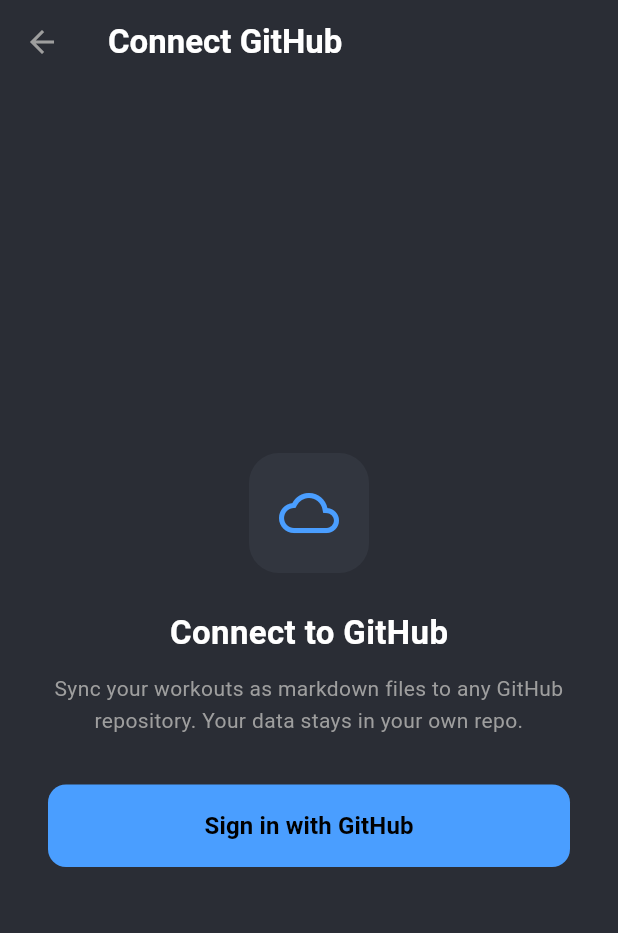
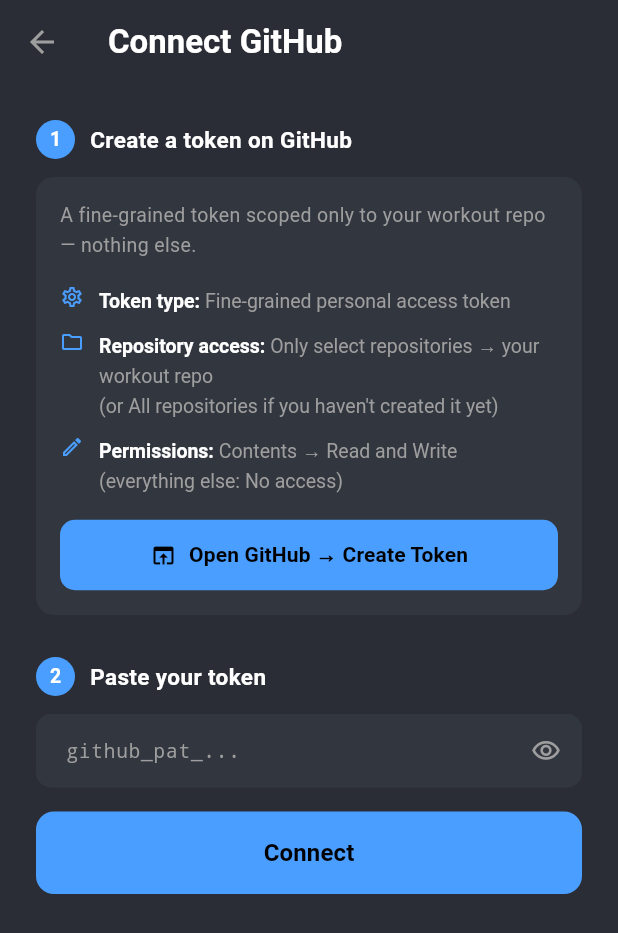
Before and after one commit to Aneesh02/gains-workout-tracker-app, a Flutter app: the GitHubConnectScreen screen opened directly, on a phone screen of 412 x 824 dp. Shown: the top 933 px of the screen. Run offline on Flutter 3.47's test engine with Material 3 defaults, Android fonts, the phone set to English and light mode, and no system bars; our stand-ins replace audioplayers, fl_chart, flutter_secure_storage, hive_flutter, share_plus; accounts and stored records are empty.

Commit message:
Replace OAuth Device Flow with fine-grained PAT flow

```diff
--- a/lib/screens/github_connect_screen.dart
+++ b/lib/screens/github_connect_screen.dart
@@ -1,6 +1,4 @@
-import 'dart:async';
 import 'package:flutter/material.dart';
-import 'package:flutter/services.dart';
 import 'package:provider/provider.dart';
 import 'package:url_launcher/url_launcher.dart';
 import '../providers/workout_provider.dart';
@@ -8,7 +6,7 @@
 import '../services/github_sync_service.dart';
 import '../theme/app_theme.dart';
 
-enum _Step { idle, requesting, polling, pickRepo, creating }
+enum _Step { idle, pickRepo, creating }
 
 class GitHubConnectScreen extends StatefulWidget {
   const GitHubConnectScreen({super.key});
@@ -22,14 +20,12 @@
   final _syncSvc = GitHubSyncService();
 
   _Step _step = _Step.idle;
-  String _error = '';
 
-  // Device flow
-  DeviceFlowStart? _flow;
-  Timer? _pollTimer;
-  Timer? _countdownTimer;
-  int _pollInterval = 5;
-  int _remaining = 900;
+  // Token input
+  final _tokenCtrl = TextEditingController();
+  bool _obscure = true;
+  bool _validating = false;
+  String _tokenError = '';
 
   // Auth result
   String _token = '';
@@ -49,92 +45,45 @@
 
   @override
   void dispose() {
-    _pollTimer?.cancel();
-    _countdownTimer?.cancel();
+    _tokenCtrl.dispose();
     _searchCtrl.dispose();
     _repoNameCtrl.dispose();
     super.dispose();
   }
 
-  Future<void> _startAuth() async {
+  Future<void> _connect() async {
+    final token = _tokenCtrl.text.trim();
+    if (token.isEmpty) {
+      setState(() => _tokenError = 'Paste your token here');
+      return;
+    }
     setState(() {
-      _step = _Step.requesting;
-      _error = '';
+      _validating = true;
+      _tokenError = '';
     });
-    try {
-      final flow = await _authSvc.startDeviceFlow();
-      _flow = flow;
-      _pollInterval = flow.interval;
-      _remaining = flow.expiresIn;
-      setState(() => _step = _Step.polling);
-      _startPolling();
-      _startCountdown();
-    } catch (e) {
+
+    final username = await _authSvc.validateToken(token);
+    if (!mounted) return;
+
+    if (username == null) {
       setState(() {
-        _step = _Step.idle;
-        _error = e.toString().replaceFirst('Exception: ', '');
+        _validating = false;
+        _tokenError = 'Invalid token — check it and try again';
       });
-    }
+      return;
     }
 
-  void _startPolling() {
-    _pollTimer?.cancel();
-    _pollTimer =
-        Timer.periodic(Duration(seconds: _pollInterval), (_) async {
-      if (_flow == null) return;
-      final result = await _authSvc.pollForToken(
-        deviceCode: _flow!.deviceCode,
-        interval: _pollInterval,
-      );
-      if (!mounted) return;
+    _token = token;
+    _username = username;
+    await _syncSvc.savePat(token);
 
-      switch (result) {
-        case DeviceFlowPending():
-          break;
-        case DeviceFlowSlowDown(:final newInterval):
-          _pollInterval = newInterval;
-          _startPolling();
-        case DeviceFlowSuccess(:final accessToken):
-          _pollTimer?.cancel();
-          _countdownTimer?.cancel();
-          _token = accessToken;
-          await _syncSvc.savePat(_token);
-          unawaited(_loadRepos());
-        case DeviceFlowFailed(:final error):
-          _pollTimer?.cancel();
-          _countdownTimer?.cancel();
     setState(() {
-            _step = _Step.idle;
-            _error = error;
-          });
-      }
-    });
-  }
-
-  void _startCountdown() {
-    _countdownTimer?.cancel();
-    _countdownTimer = Timer.periodic(const Duration(seconds: 1), (_) {
-      if (!mounted) return;
-      setState(() {
-        _remaining--;
-        if (_remaining <= 0) {
-          _countdownTimer?.cancel();
-          _pollTimer?.cancel();
-          _step = _Step.idle;
-          _error = 'Code expired. Please try again.';
-        }
-      });
-    });
-  }
-
-  Future<void> _loadRepos() async {
-    setState(() {
+      _validating = false;
       _loadingRepos = true;
       _step = _Step.pickRepo;
     });
-    final username = await _authSvc.getUsername(_token);
-    if (username != null) _username = username;
-    final repos = await _authSvc.listRepos(_token);
+
+    final repos = await _authSvc.listRepos(token);
     if (mounted) setState(() {
       _repos = repos;
       _loadingRepos = false;
@@ -170,12 +119,10 @@
       );
       if (mounted) _selectRepo(repo);
     } catch (e) {
-      if (mounted) {
-        setState(() {
+      if (mounted) setState(() {
         _creating = false;
         _createError = e.toString().replaceFirst('Exception: ', '');
       });
-      }
     }
   }
 
@@ -210,208 +157,181 @@
             : null,
       ),
       body: switch (_step) {
-        _Step.idle || _Step.requesting => _buildIdleBody(),
-        _Step.polling => _buildPollingBody(),
+        _Step.idle => _buildIdle(),
         _Step.pickRepo => _buildRepoPicker(),
         _Step.creating => _buildCreateRepo(),
       },
     );
   }
 
-  Widget _buildIdleBody() {
-    return Center(
-      child: Padding(
-        padding: const EdgeInsets.all(32),
-        child: Column(
-          mainAxisSize: MainAxisSize.min,
+  Widget _buildIdle() {
+    return ListView(
+      padding: const EdgeInsets.all(24),
       children: [
+        // ── Step 1: create token ──────────────────────────────────────
+        _stepHeader('1', 'Create a token on GitHub'),
+        const SizedBox(height: 12),
         Container(
-              width: 80,
-              height: 80,
+          padding: const EdgeInsets.all(16),
           decoration: BoxDecoration(
             color: AppColors.surface,
-                borderRadius: BorderRadius.circular(20),
+            borderRadius: BorderRadius.circular(12),
           ),
-              child: const Icon(Icons.cloud_outlined,
-                  color: AppColors.blue, size: 40),
+          child: Column(
+            crossAxisAlignment: CrossAxisAlignment.start,
+            children: [
+              const Text(
+                'A fine-grained token scoped only to your workout repo — nothing else.',
+                style: TextStyle(color: AppColors.textSecondary, fontSize: 13, height: 1.5),
               ),
-            const SizedBox(height: 24),
-            const Text('Connect to GitHub',
-                style: TextStyle(
-                    color: AppColors.textPrimary,
-                    fontSize: 22,
-                    fontWeight: FontWeight.bold)),
-            const SizedBox(height: 12),
-            const Text(
-              'Sync your workouts as markdown files to any GitHub repository. Your data stays in your own repo.',
-              style: TextStyle(
-                  color: AppColors.textSecondary, fontSize: 14, height: 1.5),
-              textAlign: TextAlign.center,
+              const SizedBox(height: 16),
+              _instruction(Icons.settings_outlined, 'Token type', 'Fine-grained personal access token'),
+              const SizedBox(height: 10),
+              _instruction(Icons.folder_outlined, 'Repository access', 'Only select repositories → your workout repo\n(or All repositories if you haven\'t created it yet)'),
+              const SizedBox(height: 10),
+              _instruction(Icons.edit_outlined, 'Permissions', 'Contents → Read and Write\n(everything else: No access)'),
+              const SizedBox(height: 16),
+              SizedBox(
+                width: double.infinity,
+                child: FilledButton.icon(
+                  onPressed: () async {
+                    final uri = Uri.parse(GitHubAuthService.patCreateUrl);
+                    if (await canLaunchUrl(uri)) {
+                      await launchUrl(uri, mode: LaunchMode.externalApplication);
+                    }
+                  },
+                  style: FilledButton.styleFrom(
+                    backgroundColor: AppColors.blue,
+                    padding: const EdgeInsets.symmetric(vertical: 13),
+                    shape: RoundedRectangleBorder(
+                        borderRadius: BorderRadius.circular(10)),
                   ),
-            if (_error.isNotEmpty) ...[
-              const SizedBox(height: 16),
-              Container(
-                padding: const EdgeInsets.all(12),
-                decoration: BoxDecoration(
-                  color: AppColors.red.withOpacity(0.1),
-                  borderRadius: BorderRadius.circular(8),
+                  icon: const Icon(Icons.open_in_browser, size: 18),
+                  label: const Text('Open GitHub → Create Token',
+                      style: TextStyle(fontSize: 14, fontWeight: FontWeight.bold)),
                 ),
-                child: Text(_error,
-                    style: const TextStyle(color: AppColors.red, fontSize: 13),
-                    textAlign: TextAlign.center),
               ),
             ],
-            const SizedBox(height: 32),
+          ),
+        ),
+
+        const SizedBox(height: 28),
+
+        // ── Step 2: paste token ───────────────────────────────────────
+        _stepHeader('2', 'Paste your token'),
+        const SizedBox(height: 12),
+        TextField(
+          controller: _tokenCtrl,
+          obscureText: _obscure,
+          style: const TextStyle(
+              color: AppColors.textPrimary, fontSize: 14, fontFamily: 'monospace'),
+          decoration: InputDecoration(
+            hintText: 'github_pat_...',
+            hintStyle: const TextStyle(color: AppColors.textSecondary, fontSize: 13),
+            filled: true,
+            fillColor: AppColors.surface,
+            contentPadding:
+                const EdgeInsets.symmetric(horizontal: 16, vertical: 14),
+            border: OutlineInputBorder(
+              borderRadius: BorderRadius.circular(10),
+              borderSide: BorderSide.none,
+            ),
+            focusedBorder: OutlineInputBorder(
+              borderRadius: BorderRadius.circular(10),
+              borderSide: const BorderSide(color: AppColors.blue),
+            ),
+            errorText: _tokenError.isNotEmpty ? _tokenError : null,
+            errorStyle: const TextStyle(color: AppColors.red),
+            suffixIcon: IconButton(
+              icon: Icon(
+                _obscure ? Icons.visibility_outlined : Icons.visibility_off_outlined,
+                color: AppColors.textSecondary,
+                size: 20,
+              ),
+              onPressed: () => setState(() => _obscure = !_obscure),
+            ),
+          ),
+          onSubmitted: (_) => _connect(),
+        ),
+
+        const SizedBox(height: 16),
+
         SizedBox(
           width: double.infinity,
           child: FilledButton(
-                onPressed: _step == _Step.requesting ? null : _startAuth,
+            onPressed: _validating ? null : _connect,
             style: FilledButton.styleFrom(
               backgroundColor: AppColors.blue,
               padding: const EdgeInsets.symmetric(vertical: 16),
               shape: RoundedRectangleBorder(
                   borderRadius: BorderRadius.circular(12)),
             ),
-                child: _step == _Step.requesting
+            child: _validating
                 ? const SizedBox(
                     width: 20,
                     height: 20,
                     child: CircularProgressIndicator(
                         strokeWidth: 2, color: Colors.white),
                   )
-                    : const Text('Sign in with GitHub',
+                : const Text('Connect',
                     style: TextStyle(
                         fontSize: 16, fontWeight: FontWeight.bold)),
           ),
         ),
       ],
-        ),
-      ),
     );
   }
 
-  Widget _buildPollingBody() {
-    final mins = _remaining ~/ 60;
-    final secs = _remaining % 60;
-    final timeStr =
-        '${mins.toString().padLeft(2, '0')}:${secs.toString().padLeft(2, '0')}';
+  Widget _stepHeader(String number, String label) {
+    return Row(children: [
+      Container(
+        width: 26,
+        height: 26,
+        decoration: BoxDecoration(
+          color: AppColors.blue,
+          borderRadius: BorderRadius.circular(99),
+        ),
+        alignment: Alignment.center,
+        child: Text(number,
+            style: const TextStyle(
+                color: Colors.white,
+                fontSize: 13,
+                fontWeight: FontWeight.bold)),
+      ),
+      const SizedBox(width: 10),
+      Text(label,
+          style: const TextStyle(
+              color: AppColors.textPrimary,
+              fontSize: 15,
+              fontWeight: FontWeight.w600)),
+    ]);
+  }
 
-    return Center(
-      child: Padding(
-        padding: const EdgeInsets.all(32),
-        child: Column(
-          mainAxisSize: MainAxisSize.min,
+  Widget _instruction(IconData icon, String label, String value) {
+    return Row(
+      crossAxisAlignment: CrossAxisAlignment.start,
       children: [
-            const Text('Authorize in GitHub',
-                style: TextStyle(
+        Icon(icon, size: 16, color: AppColors.blue),
+        const SizedBox(width: 10),
+        Expanded(
+          child: RichText(
+            text: TextSpan(
+              style: const TextStyle(fontSize: 13, height: 1.5),
+              children: [
+                TextSpan(
+                    text: '$label: ',
+                    style: const TextStyle(
                         color: AppColors.textPrimary,
-                    fontSize: 22,
-                    fontWeight: FontWeight.bold)),
-            const SizedBox(height: 12),
-            Text(
-              '1. Open ${_flow?.verificationUri ?? 'github.com/login/device'}\n2. Enter this code:',
-              style: const TextStyle(
-                  color: AppColors.textSecondary, fontSize: 14, height: 1.6),
-              textAlign: TextAlign.center,
-            ),
-            const SizedBox(height: 24),
-            GestureDetector(
-              onTap: () {
-                Clipboard.setData(
-                    ClipboardData(text: _flow?.userCode ?? ''));
-                ScaffoldMessenger.of(context).showSnackBar(
-                  const SnackBar(
-                    content: Text('Code copied'),
-                    duration: Duration(seconds: 2),
-                  ),
-                );
-              },
-              child: Container(
-                padding: const EdgeInsets.symmetric(
-                    horizontal: 32, vertical: 20),
-                decoration: BoxDecoration(
-                  color: AppColors.surface,
-                  borderRadius: BorderRadius.circular(16),
-                  border: Border.all(
-                      color: AppColors.blue.withOpacity(0.4), width: 2),
-                ),
-                child: Row(
-                  mainAxisSize: MainAxisSize.min,
-                  children: [
-                    Text(
-                      _flow?.userCode ?? '',
-                      style: const TextStyle(
-                        color: AppColors.blue,
-                        fontSize: 28,
-                        fontWeight: FontWeight.bold,
-                        letterSpacing: 4,
-                      ),
-                    ),
-                    const SizedBox(width: 12),
-                    const Icon(Icons.copy,
-                        color: AppColors.textSecondary, size: 18),
+                        fontWeight: FontWeight.w600)),
+                TextSpan(
+                    text: value,
+                    style:
+                        const TextStyle(color: AppColors.textSecondary)),
               ],
             ),
           ),
         ),
-            const SizedBox(height: 24),
-            SizedBox(
-              width: double.infinity,
-              child: FilledButton.icon(
-                onPressed: () async {
-                  final uri =
-                      Uri.parse(_flow?.verificationUri ?? 'https://github.com/login/device');
-                  if (await canLaunchUrl(uri)) {
-                    await launchUrl(uri,
-                        mode: LaunchMode.externalApplication);
-                  }
-                },
-                style: FilledButton.styleFrom(
-                  backgroundColor: AppColors.blue,
-                  padding: const EdgeInsets.symmetric(vertical: 14),
-                  shape: RoundedRectangleBorder(
-                      borderRadius: BorderRadius.circular(12)),
-                ),
-                icon: const Icon(Icons.open_in_browser, size: 20),
-                label: const Text('Open github.com',
-                    style: TextStyle(
-                        fontSize: 15, fontWeight: FontWeight.bold)),
-              ),
-            ),
-            const SizedBox(height: 20),
-            Row(
-              mainAxisAlignment: MainAxisAlignment.center,
-              children: [
-                const SizedBox(
-                  width: 16,
-                  height: 16,
-                  child: CircularProgressIndicator(
-                      strokeWidth: 2, color: AppColors.blue),
-                ),
-                const SizedBox(width: 10),
-                Text(
-                  'Waiting · expires $timeStr',
-                  style: const TextStyle(
-                      color: AppColors.textSecondary, fontSize: 13),
-                ),
       ],
-            ),
-            const SizedBox(height: 20),
-            TextButton(
-              onPressed: () {
-                _pollTimer?.cancel();
-                _countdownTimer?.cancel();
-                setState(() {
-                  _step = _Step.idle;
-                  _error = '';
-                });
-              },
-              child: const Text('Cancel',
-                  style: TextStyle(color: AppColors.textSecondary)),
-            ),
-          ],
-        ),
-      ),
     );
   }
 
@@ -441,8 +361,8 @@
           child: TextField(
             controller: _searchCtrl,
             onChanged: (v) => setState(() => _repoSearch = v),
-            style:
-                const TextStyle(color: AppColors.textPrimary, fontSize: 14),
+            style: const TextStyle(
+                color: AppColors.textPrimary, fontSize: 14),
             decoration: InputDecoration(
               hintText: 'Search repositories...',
               hintStyle: const TextStyle(
@@ -565,8 +485,8 @@
             icon: const Icon(Icons.arrow_back,
                 size: 16, color: AppColors.textSecondary),
             label: const Text('Back to repos',
-                style:
-                    TextStyle(color: AppColors.textSecondary, fontSize: 13)),
+                style: TextStyle(
+                    color: AppColors.textSecondary, fontSize: 13)),
             style: TextButton.styleFrom(padding: EdgeInsets.zero),
           ),
           const SizedBox(height: 20),
@@ -578,8 +498,7 @@
           const SizedBox(height: 8),
           const Text(
             'Create a new GitHub repo to store your workout notes.',
-            style:
-                TextStyle(color: AppColors.textSecondary, fontSize: 13),
+            style: TextStyle(color: AppColors.textSecondary, fontSize: 13),
           ),
           const SizedBox(height: 24),
           const Text('Repository name',
--- a/lib/services/github_auth_service.dart
+++ b/lib/services/github_auth_service.dart
@@ -1,40 +1,5 @@
 import 'dart:convert';
 import 'package:http/http.dart' as http;
-
-class DeviceFlowStart {
-  final String deviceCode;
-  final String userCode;
-  final String verificationUri;
-  final int interval;
-  final int expiresIn;
-
-  const DeviceFlowStart({
-    required this.deviceCode,
-    required this.userCode,
-    required this.verificationUri,
-    required this.interval,
-    required this.expiresIn,
-  });
-}
-
-sealed class DeviceFlowResult {}
-
-class DeviceFlowPending extends DeviceFlowResult {}
-
-class DeviceFlowSlowDown extends DeviceFlowResult {
-  final int newInterval;
-  DeviceFlowSlowDown(this.newInterval);
-}
-
-class DeviceFlowSuccess extends DeviceFlowResult {
-  final String accessToken;
-  DeviceFlowSuccess(this.accessToken);
-}
-
-class DeviceFlowFailed extends DeviceFlowResult {
-  final String error;
-  DeviceFlowFailed(this.error);
-}
 
 class GitHubRepo {
   final String name;
@@ -61,90 +26,24 @@
 }
 
 class GitHubAuthService {
-  // Register a GitHub OAuth App at:
-  // https://github.com/settings/developers → OAuth Apps → New OAuth App
-  // Enable "Device Flow", set Homepage URL to anything (e.g. https://github.com).
-  // Paste the client_id here.
-  static const clientId = 'Ov23lijegkIcKLFYrVv6';
+  static const patCreateUrl =
+      'https://github.com/settings/personal-access-tokens/new'
+      '?description=Gains+Workout+Tracker'
+      '&default_expires_at=never'
+      '&default_permissions%5Bcontents%5D=write';
 
-  static const _scope = 'repo';
-
-  static Map<String, String> _apiHeaders(String token) => {
+  static Map<String, String> _headers(String token) => {
         'Authorization': 'Bearer $token',
         'Accept': 'application/vnd.github+json',
         'X-GitHub-Api-Version': '2022-11-28',
       };
 
-  Future<DeviceFlowStart> startDeviceFlow() async {
-    final res = await http
-        .post(
-          Uri.parse('https://github.com/login/device/code'),
-          headers: {'Accept': 'application/json'},
-          body: {'client_id': clientId, 'scope': _scope},
-        )
-        .timeout(const Duration(seconds: 15));
-
-    if (res.statusCode != 200) {
-      throw Exception('Device flow start failed (${res.statusCode})');
-    }
-
-    final data = jsonDecode(res.body) as Map<String, dynamic>;
-    if (data.containsKey('error')) {
-      throw Exception(data['error_description'] ?? data['error']);
-    }
-
-    return DeviceFlowStart(
-      deviceCode: data['device_code'] as String,
-      userCode: data['user_code'] as String,
-      verificationUri: data['verification_uri'] as String,
-      interval: (data['interval'] as num?)?.toInt() ?? 5,
-      expiresIn: (data['expires_in'] as num?)?.toInt() ?? 900,
-    );
-  }
-
-  Future<DeviceFlowResult> pollForToken({
-    required String deviceCode,
-    required int interval,
-  }) async {
-    final res = await http
-        .post(
-          Uri.parse('https://github.com/login/oauth/access_token'),
-          headers: {'Accept': 'application/json'},
-          body: {
-            'client_id': clientId,
-            'device_code': deviceCode,
-            'grant_type': 'urn:ietf:params:oauth:grant-type:device_code',
-          },
-        )
-        .timeout(const Duration(seconds: 15));
-
-    if (res.statusCode != 200) return DeviceFlowFailed('HTTP ${res.statusCode}');
-
-    final data = jsonDecode(res.body) as Map<String, dynamic>;
-    final error = data['error'] as String?;
-
-    if (error == null) {
-      final token = data['access_token'] as String?;
-      if (token != null && token.isNotEmpty) return DeviceFlowSuccess(token);
-      return DeviceFlowFailed('No token in response');
-    }
-
-    return switch (error) {
-      'authorization_pending' => DeviceFlowPending(),
-      'slow_down' => DeviceFlowSlowDown(interval + 5),
-      'expired_token' => DeviceFlowFailed('Code expired. Please try again.'),
-      'access_denied' => DeviceFlowFailed('Access denied.'),
-      _ => DeviceFlowFailed(data['error_description'] as String? ?? error),
-    };
-  }
-
-  Future<String?> getUsername(String token) async {
+  /// Returns username on success, null if token is invalid.
+  Future<String?> validateToken(String token) async {
     try {
       final res = await http
-          .get(
-            Uri.parse('https://api.github.com/user'),
-            headers: _apiHeaders(token),
-          )
+          .get(Uri.parse('https://api.github.com/user'),
+              headers: _headers(token))
           .timeout(const Duration(seconds: 10));
       if (res.statusCode != 200) return null;
       return (jsonDecode(res.body) as Map<String, dynamic>)['login'] as String?;
@@ -161,7 +60,7 @@
           .get(
             Uri.parse(
                 'https://api.github.com/user/repos?type=owner&sort=updated&per_page=100&page=$page'),
-            headers: _apiHeaders(token),
+            headers: _headers(token),
           )
           .timeout(const Duration(seconds: 15));
       if (res.statusCode != 200) break;
@@ -185,7 +84,7 @@
         .post(
           Uri.parse('https://api.github.com/user/repos'),
           headers: {
-            ..._apiHeaders(token),
+            ..._headers(token),
             'Content-Type': 'application/json',
           },
           body: jsonEncode({
```
Lines whose indentation alone changed are shown as unchanged.
